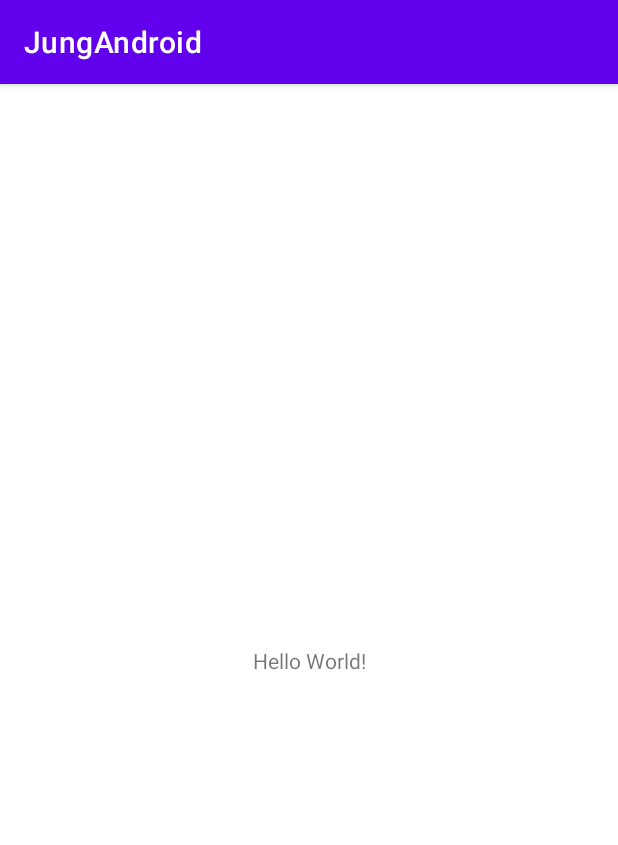
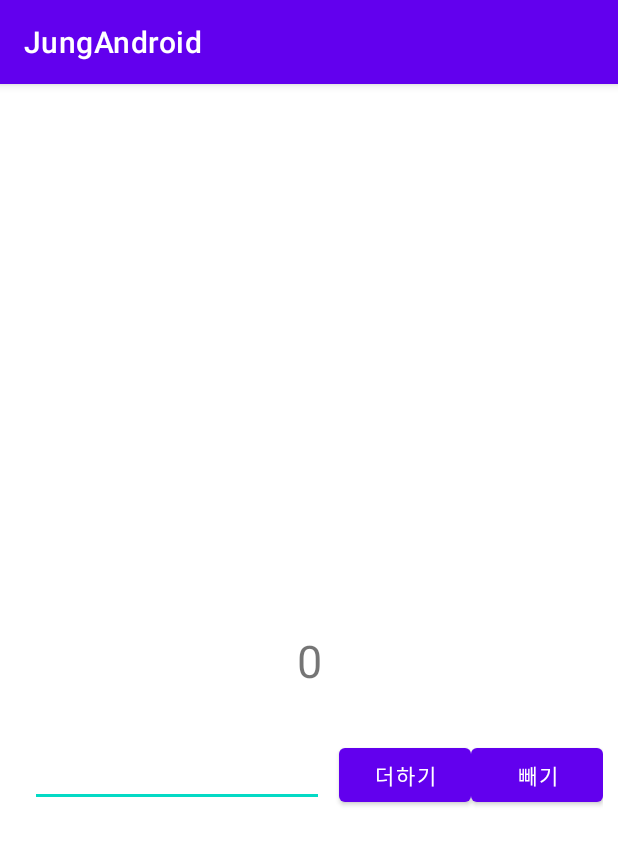
Before and after one commit to Liv66/JungAndroid, an Android app: the screen it shows after launch (MainActivity), on a phone screen of 412 x 824 dp. Shown: the top 845 px of the screen. Run offline under Robolectric (Android 15) with nearby library versions, the phone set to English and light mode, and no system bars.

Commit message:
- 뷰모델, 라이브 데이터

```diff
--- a/JungAndroid/app/src/main/java/com/example/jungandroid/MainActivity.kt
+++ b/JungAndroid/app/src/main/java/com/example/jungandroid/MainActivity.kt
@@ -2,10 +2,62 @@ package com.example.jungandroid
 
 import androidx.appcompat.app.AppCompatActivity
 import android.os.Bundle
+import android.util.Log
+import android.view.View
+import android.widget.Button
+import android.widget.EditText
+import android.widget.TextView
+import androidx.lifecycle.Observer
+import androidx.lifecycle.ViewModelProvider
+import org.w3c.dom.Text
 
-class MainActivity : AppCompatActivity() {
+private val MainActivity.button: Button?
+    get() = findViewById<Button>(R.id.plust_btn)
+
+class MainActivity : AppCompatActivity(), View.OnClickListener {
+
+    companion object {
+        const val TAG: String = "로그"
+    }
+
+    lateinit var myNumberViewModel: MyNumberViewModel
+
+    private lateinit var userInputTextView: EditText
+    private lateinit var userTextView : TextView
+    private lateinit var plustBtn: Button
+    private lateinit var minusBtn: Button
+
     override fun onCreate(savedInstanceState: Bundle?) {
         super.onCreate(savedInstanceState)
         setContentView(R.layout.activity_main)
+
+        userInputTextView = findViewById(R.id.user_input_tv)
+        userTextView = findViewById(R.id.number_tv)
+        plustBtn = findViewById<Button>(R.id.plust_btn)
+        minusBtn = findViewById<Button>(R.id.minus_btn)
+
+        myNumberViewModel = ViewModelProvider(this).get(MyNumberViewModel::class.java)
+        myNumberViewModel.currentValue.observe(this, Observer {
+            Log.d(TAG, "MainActivity - myNumberViewModel - currnetValue 라이브데이터 값 변경 : $it")
+            userTextView.text = it.toString()
+        })
+
+        plustBtn.setOnClickListener(this)
+        minusBtn.setOnClickListener(this)
+    }
+
+    override fun onClick(view: View?) {
+        val userInput = userInputTextView.text.toString().toInt()
+
+        when (view) {
+            plustBtn -> myNumberViewModel.updateValue(
+                actionType = ActionType.PLUS,
+                input = userInput
+            )
+            minusBtn -> myNumberViewModel.updateValue(
+                actionType = ActionType.MINUS,
+                input = userInput
+            )
+        }
     }
 }
--- /dev/null
+++ b/JungAndroid/app/src/main/java/com/example/jungandroid/MyNumberViewModel.kt
@@ -0,0 +1,39 @@
+package com.example.jungandroid
+
+import android.util.Log
+import androidx.lifecycle.LiveData
+import androidx.lifecycle.MutableLiveData
+import androidx.lifecycle.ViewModel
+
+class MyNumberViewModel : ViewModel() {
+
+    companion object {
+        const val TAG: String = "로그"
+    }
+
+    // 코틀린 컨벤션 사용
+    // 뮤터블 라이브 데이터 -> 수정 가능
+    private val _currentValue = MutableLiveData<Int>()
+
+    // 일반 라이브 데이터 -> 값 변경 불가
+    val currentValue : LiveData<Int>
+            get() = _currentValue
+
+    // 초기값 설정
+    init {
+        Log.d(TAG, "MyNumberViewModel - 생성자 호출")
+        _currentValue.value = 0
+    }
+
+    fun updateValue(actionType: ActionType, input: Int){
+        Log.d(TAG, "MyNumberViewModel input : $input")
+        when(actionType){
+            ActionType.PLUS -> _currentValue.value = _currentValue.value?.plus(input)
+            ActionType.MINUS -> _currentValue.value = _currentValue.value?.minus(input)
+        }
+    }
+}
+
+enum class ActionType{
+    PLUS, MINUS
+}
--- a/JungAndroid/app/src/main/res/layout/activity_main.xml
+++ b/JungAndroid/app/src/main/res/layout/activity_main.xml
@@ -4,15 +4,50 @@
     xmlns:tools="http://schemas.android.com/tools"
     android:layout_width="match_parent"
     android:layout_height="match_parent"
+    android:paddingHorizontal="10dp"
     tools:context=".MainActivity">
 
     <TextView
+        android:id="@+id/number_tv"
         android:layout_width="wrap_content"
         android:layout_height="wrap_content"
         android:text="Hello World!"
+        android:textSize="30dp"
         app:layout_constraintBottom_toBottomOf="parent"
         app:layout_constraintLeft_toLeftOf="parent"
         app:layout_constraintRight_toRightOf="parent"
         app:layout_constraintTop_toTopOf="parent" />
 
+    <EditText
+        android:id="@+id/user_input_tv"
+        android:layout_width="0dp"
+        android:layout_height="wrap_content"
+        android:layout_marginHorizontal="10dp"
+        android:layout_marginTop="32dp"
+        app:layout_constraintEnd_toStartOf="@+id/plust_btn"
+        app:layout_constraintHorizontal_bias="0.5"
+        app:layout_constraintHorizontal_chainStyle="spread"
+        app:layout_constraintStart_toStartOf="parent"
+        app:layout_constraintTop_toBottomOf="@+id/number_tv" />
+
+    <Button
+        android:id="@+id/plust_btn"
+        android:layout_width="wrap_content"
+        android:layout_height="wrap_content"
+        android:text="더하기"
+        app:layout_constraintEnd_toStartOf="@+id/minus_btn"
+        app:layout_constraintHorizontal_bias="0.5"
+        app:layout_constraintStart_toEndOf="@+id/user_input_tv"
+        app:layout_constraintTop_toTopOf="@+id/user_input_tv" />
+
+    <Button
+        android:id="@+id/minus_btn"
+        android:layout_width="wrap_content"
+        android:layout_height="wrap_content"
+        android:text="빼기"
+        app:layout_constraintEnd_toEndOf="parent"
+        app:layout_constraintHorizontal_bias="0.5"
+        app:layout_constraintStart_toEndOf="@+id/plust_btn"
+        app:layout_constraintTop_toTopOf="@+id/user_input_tv" />
+
 </androidx.constraintlayout.widget.ConstraintLayout>
```
